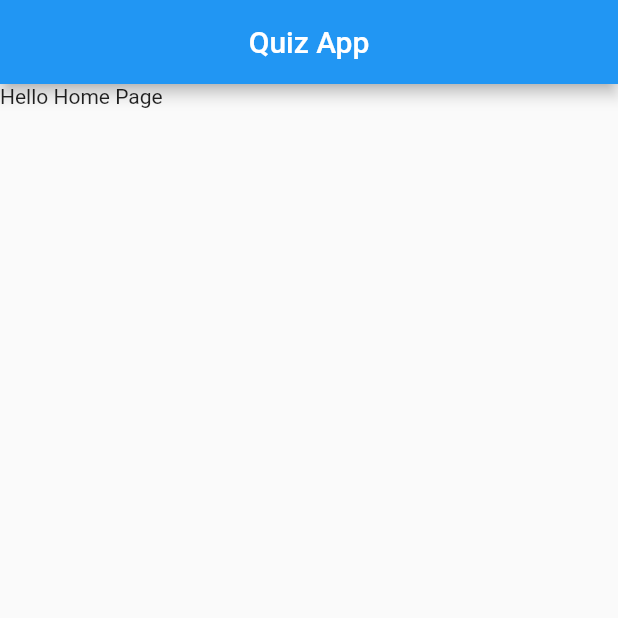
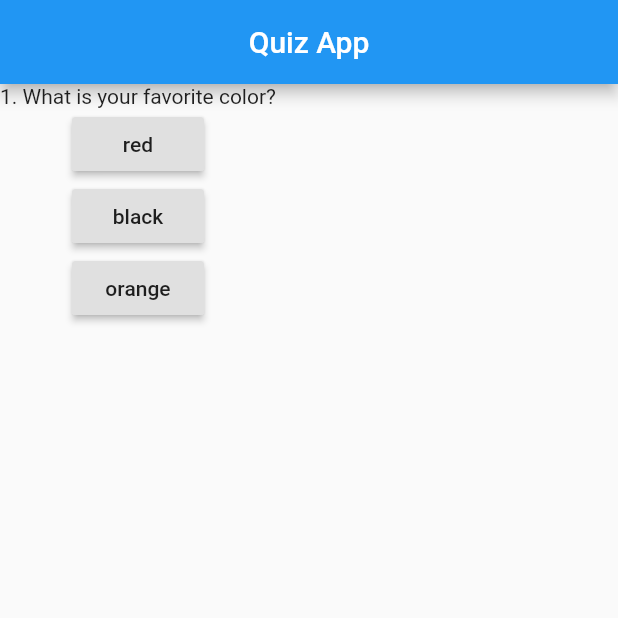
Before and after one commit to yeasin1819/simple_quiz_app, a Flutter app: the screen it shows after launch, on a phone screen of 412 x 824 dp, the top half of it. Run offline on Flutter 3.47's test engine with Material 2 defaults, Android fonts, the phone set to English and light mode, and no system bars.

Commit message:
Question and Answer Added dynamically

```diff
--- /dev/null
+++ b/lib/answer.dart
@@ -0,0 +1,17 @@
+import 'package:flutter/material.dart';
+
+class Answer extends StatelessWidget {
+  final VoidCallback functionHandler;
+  final String answer;
+  Answer(this.answer, this.functionHandler);
+  Widget build(BuildContext context) {
+    return Container(
+      child: Column(children: [
+        RaisedButton(
+          child: Text(answer),
+          onPressed: functionHandler,
+        )
+      ]),
+    );
+  }
+}
--- a/lib/main.dart
+++ b/lib/main.dart
@@ -1,4 +1,6 @@
 import 'package:flutter/material.dart';
+import 'package:quiz/answer.dart';
+import 'package:quiz/question.dart';
 
 int main() {
   runApp(const HomePage());
@@ -15,6 +17,28 @@ class HomePage extends StatefulWidget {
 }
 
 class _HomePageState extends State<HomePage> {
+  int idx = 0;
+  void changeQuestion() {
+    setState(() {
+      idx++;
+    });
+  }
+
+  var questionList = [
+    {
+      'question': '1. What is your favorite color?',
+      'answers': ['red', 'black', 'orange']
+    },
+    {
+      'question': '2. What is your favorite color?',
+      'answers': ['red', 'black', 'orange']
+    },
+    {
+      'question': '3. What is your favorite color?',
+      'answers': ['red', 'black', 'orange']
+    },
+  ];
+
   @override
   Widget build(BuildContext context) {
     return MaterialApp(
@@ -24,11 +48,15 @@ class _HomePageState extends State<HomePage> {
               title: Text("Quiz App"),
               centerTitle: true,
             ),
-        body: Column(
+            body: idx < questionList.length ? Column(
               children: [
-            Text("Hello Home Page")
+                Question(questionList[idx]['question'] as String),
+                ...(questionList[idx]['answers'] as List<String>).map((ans) {
+                  return Answer(ans, changeQuestion);
+                }).toList()
               ],
             )
+            : Text("You have completed this quiz"),
             )
             );
   }
--- /dev/null
+++ b/lib/question.dart
@@ -0,0 +1,11 @@
+import 'package:flutter/material.dart';
+
+class Question extends StatelessWidget {
+  final String question;
+  Question(this.question);
+  Widget build(BuildContext context) {
+    return Container(
+      child: Text(question),
+    );
+  }
+}
```
Lines whose indentation alone changed are shown as unchanged.
